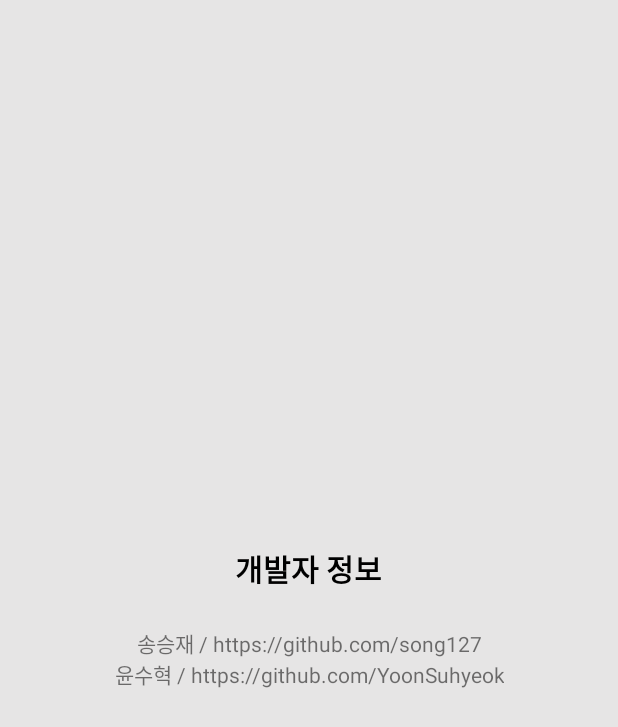
After one commit to YoonSuhyeok/KN_Notice_app, an Android app: the layout develop_activity.xml on its own in the app's theme, with its tools: preview values and no code run, on a phone screen of 412 x 824 dp. The commit adds this screen. Shown: the top 727 px of the screen. Run offline under Robolectric (Android 15) with nearby library versions, the phone set to English and light mode, and no system bars.

Commit message:
디비 수정 및 개발자 정보 추가

```diff
--- a/app/src/main/java/com/example/noticekangwon/DataBase/MajorDB/PrimaryKey.java
+++ /dev/null
@@ -1,4 +0,0 @@
-package com.example.noticekangwon.DataBase.MajorDB;
-
-public @interface PrimaryKey {
-}
--- a/app/src/main/res/layout/activity_main.xml
+++ b/app/src/main/res/layout/activity_main.xml
@@ -61,6 +61,8 @@
         <Button
             android:layout_width="wrap_content"
             android:layout_height="wrap_content"
+            android:background="@color/white"
+            style="?android:attr/borderlessButtonStyle"
             android:text="필터"/>
     </LinearLayout>
 
--- /dev/null
+++ b/app/src/main/res/layout/develop_activity.xml
@@ -0,0 +1,30 @@
+<?xml version="1.0" encoding="utf-8"?>
+<RelativeLayout
+    xmlns:android="http://schemas.android.com/apk/res/android" android:layout_width="match_parent"
+    android:layout_height="match_parent"
+    android:background="#E6E5E5">
+
+    <LinearLayout
+        android:layout_width="wrap_content"
+        android:layout_height="wrap_content"
+        android:layout_centerInParent="true"
+        android:orientation="vertical"
+        android:gravity="center">
+
+        <TextView
+            android:layout_width="wrap_content"
+            android:layout_height="wrap_content"
+            android:text="개발자 정보\n"
+            android:textColor="#000000"
+            android:textStyle="bold"
+            android:textSize="20dp"/>
+        <TextView
+            android:layout_width="wrap_content"
+            android:layout_height="wrap_content"
+            android:textAlignment="center"
+            android:text="송승재 / https://github.com/song127\n윤수혁 / https://github.com/YoonSuhyeok"
+            android:gravity="center_horizontal" />
+
+
+    </LinearLayout>
+</RelativeLayout>
```
Also changed, not shown: app/src/main/java/com/example/noticekangwon/Activity/DevelopInfoActivity.java (+12 -1 lines), app/src/main/java/com/example/noticekangwon/Activity/MainActivity.kt (+14 -4 lines), app/src/main/java/com/example/noticekangwon/DataBase/MajorDB/AppDataBase.java (deleted, +0 -10 lines), app/src/main/java/com/example/noticekangwon/DataBase/MajorDB/College.java (deleted, +0 -31 lines), app/src/main/java/com/example/noticekangwon/DataBase/MajorDB/CollegeDao.java (deleted, +0 -24 lines), app/src/main/java/com/example/noticekangwon/DataBase/MajorDB/Major.java (deleted, +0 -32 lines), app/src/main/java/com/example/noticekangwon/DataBase/MajorDB/MajorDao.java (deleted, +0 -26 lines), app/src/main/java/com/example/noticekangwon/DataBase/NotcieDB/Notice.java (deleted, +0 -11 lines), app/src/main/java/com/example/noticekangwon/DataBase/NotcieDB/NoticeDao.java (deleted, +0 -7 lines), app/src/main/java/com/example/noticekangwon/DataBase/NotcieDB/NoticeDataBase.java (deleted, +0 -9 lines), app/src/main/java/com/example/noticekangwon/DataBase/Notice.java (added, +20 -0 lines), app/src/main/java/com/example/noticekangwon/DataBase/NoticeDao.java (added, +24 -0 lines), app/src/main/res/menu/menu.xml (+6 -2 lines).
